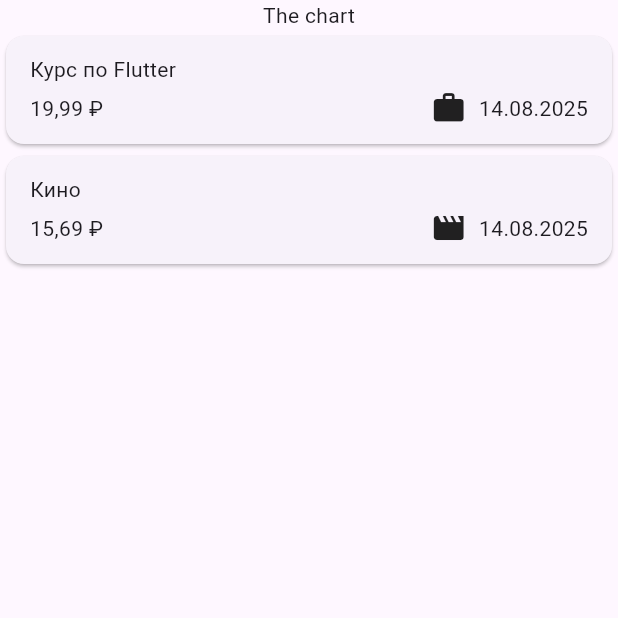
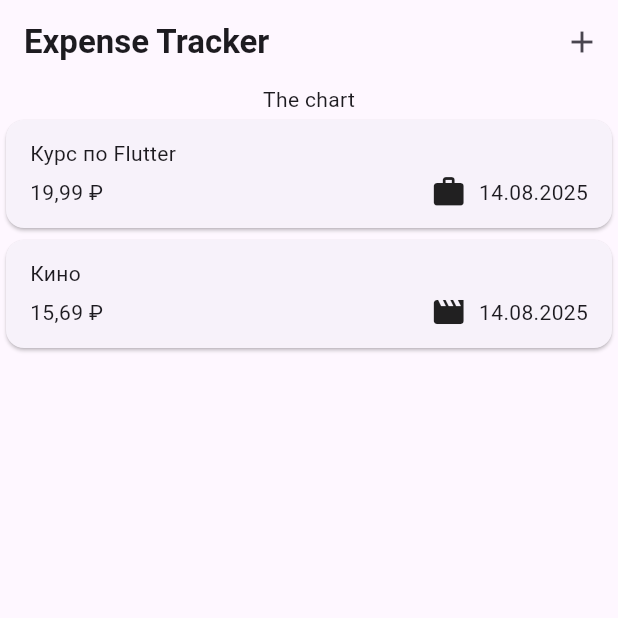
Before and after one commit to BulanovAlexander/expense_tracker, a Flutter app: the screen it shows after launch, on a phone screen of 412 x 824 dp, the top half of it. Run offline on Flutter 3.47's test engine with Material 3 defaults, Android fonts, the phone set to English and light mode, and no system bars.

Commit message:
Настройка панели приложения

```diff
--- a/lib/widgets/expenses/expenses.dart
+++ b/lib/widgets/expenses/expenses.dart
@@ -30,6 +30,20 @@ class _ExpensesState extends State<Expenses> {
   @override
   Widget build(BuildContext context) {
     return Scaffold(
+      appBar: AppBar(
+        title: const Text(
+          'Expense Tracker',
+          style: TextStyle(
+            fontWeight: FontWeight.bold,
+          ),
+        ),
+        actions: <Widget>[
+          IconButton(
+            onPressed: () {},
+            icon: const Icon(Icons.add),
+          ),
+        ],
+      ),
       body: Column(
         children: <Widget>[
           const Text('The chart'),
```
